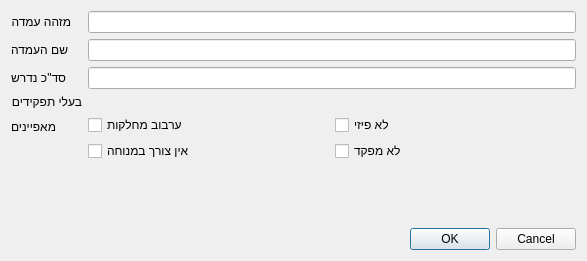
Qt form Ui/PositionDialog.ui (omertal88/shavzak) before a commit.
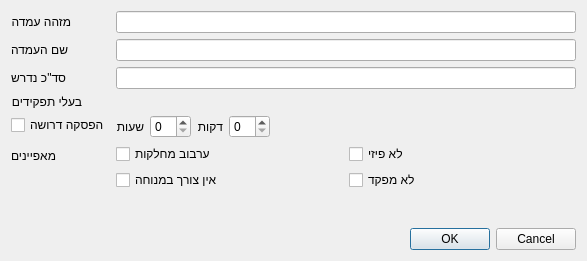
The same form after that commit. Custom widgets are drawn as their Qt base class.

What changed in the file:
```diff
--- a/Ui/PositionDialog.ui
+++ b/Ui/PositionDialog.ui
@@ -19,6 +19,23 @@
   <layout class="QVBoxLayout" name="verticalLayout">
    <item>
     <layout class="QFormLayout" name="formLayout">
+     <item row="0" column="0">
+      <widget class="QLabel" name="label_5">
+       <property name="text">
+        <string>מזהה עמדה</string>
+       </property>
+      </widget>
+     </item>
+     <item row="0" column="1">
+      <widget class="QLineEdit" name="uidEdit">
+       <property name="text">
+        <string/>
+       </property>
+       <property name="readOnly">
+        <bool>true</bool>
+       </property>
+      </widget>
+     </item>
      <item row="1" column="0">
       <widget class="QLabel" name="label_3">
        <property name="text">
@@ -46,14 +63,21 @@
        </property>
       </widget>
      </item>
-     <item row="4" column="0">
+     <item row="3" column="1">
+      <widget class="RolesWidget" name="rolesWidget" native="true">
+       <property name="focusPolicy">
+        <enum>Qt::TabFocus</enum>
+       </property>
+      </widget>
+     </item>
+     <item row="5" column="0">
       <widget class="QLabel" name="label_4">
        <property name="text">
         <string>מאפיינים</string>
        </property>
       </widget>
      </item>
-     <item row="4" column="1">
+     <item row="5" column="1">
       <layout class="QGridLayout" name="gridLayout_2">
        <item row="1" column="1">
         <widget class="QCheckBox" name="notPhysicalCheck">
@@ -85,28 +109,62 @@
        </item>
       </layout>
      </item>
-     <item row="0" column="0">
-      <widget class="QLabel" name="label_5">
+     <item row="4" column="0">
+      <widget class="QCheckBox" name="checkBox">
        <property name="text">
-        <string>מזהה עמדה</string>
+        <string>הפסקה דרושה</string>
        </property>
       </widget>
      </item>
-     <item row="0" column="1">
-      <widget class="QLineEdit" name="uidEdit">
-       <property name="text">
-        <string/>
-       </property>
-       <property name="readOnly">
-        <bool>true</bool>
-       </property>
-      </widget>
-     </item>
-     <item row="3" column="1">
-      <widget class="RolesWidget" name="rolesWidget" native="true">
-       <property name="focusPolicy">
-        <enum>Qt::TabFocus</enum>
-       </property>
+     <item row="4" column="1">
+      <widget class="QWidget" name="widget" native="true">
+       <layout class="QHBoxLayout" name="horizontalLayout">
+        <property name="leftMargin">
+         <number>0</number>
+        </property>
+        <property name="topMargin">
+         <number>0</number>
+        </property>
+        <property name="rightMargin">
+         <number>0</number>
+        </property>
+        <property name="bottomMargin">
+         <number>0</number>
+        </property>
+        <item>
+         <widget class="QLabel" name="label_6">
+          <property name="text">
+           <string>שעות</string>
+          </property>
+         </widget>
+        </item>
+        <item>
+         <widget class="QSpinBox" name="spinBox"/>
+        </item>
+        <item>
+         <widget class="QLabel" name="label_7">
+          <property name="text">
+           <string>דקות</string>
+          </property>
+         </widget>
+        </item>
+        <item>
+         <widget class="QSpinBox" name="spinBox_2"/>
+        </item>
+        <item>
+         <spacer name="horizontalSpacer">
+          <property name="orientation">
+           <enum>Qt::Horizontal</enum>
+          </property>
+          <property name="sizeHint" stdset="0">
+           <size>
+            <width>40</width>
+            <height>20</height>
+           </size>
+          </property>
+         </spacer>
+        </item>
+       </layout>
       </widget>
      </item>
     </layout>
```
